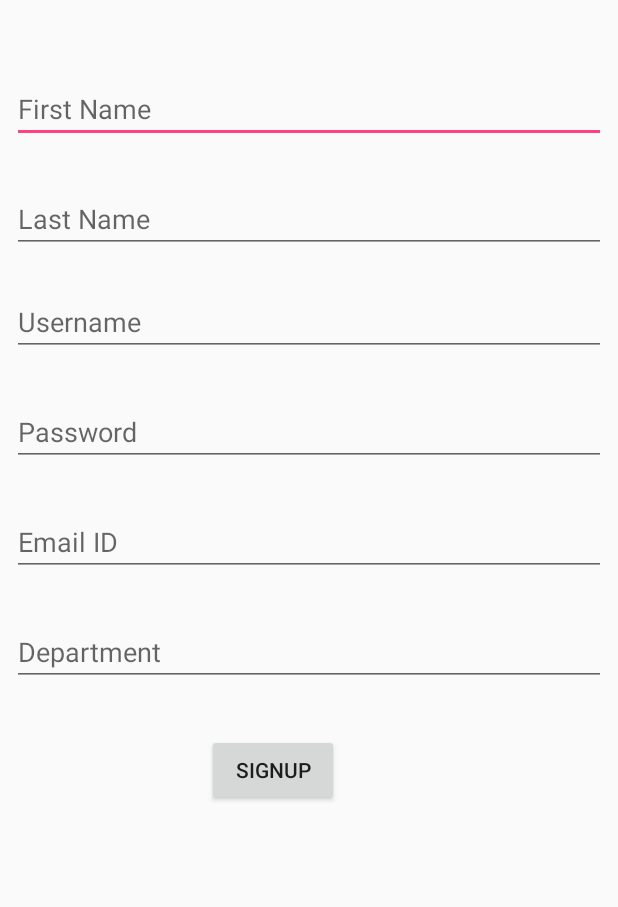
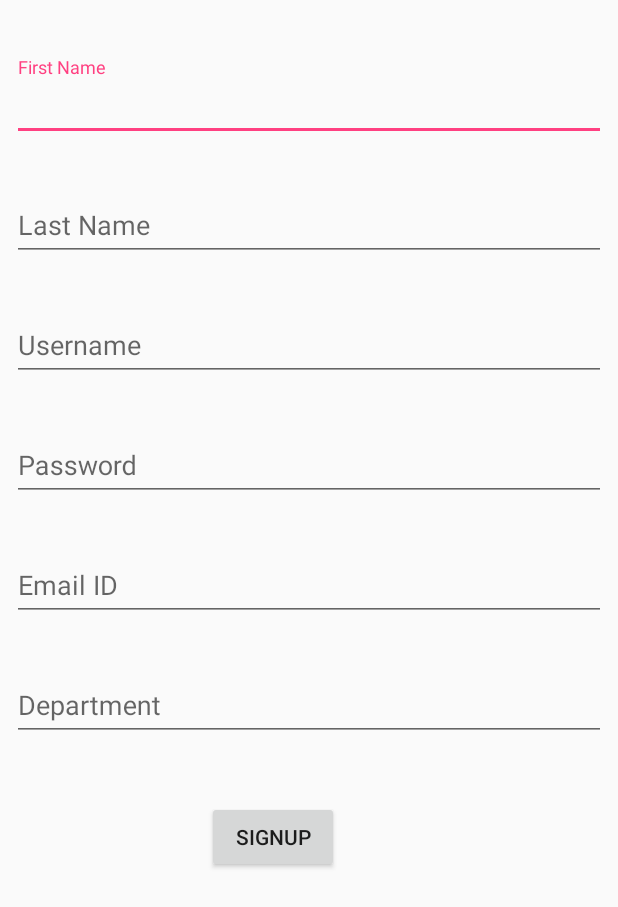
Before and after one commit to draconware/FileManagementSystem, an Android app: the signup screen opened directly, with no data from a screen before it, on a phone screen of 412 x 824 dp. Shown: the top 907 px of the screen. Run offline under Robolectric (Android 15) with nearby library versions, the phone set to English and light mode, and no system bars; our stand-ins replace Volley; network calls fail.

```diff
--- a/app/src/main/res/layout/activity_addresult.xml
+++ b/app/src/main/res/layout/activity_addresult.xml
@@ -19,6 +19,10 @@
         android:layout_alignBottom="@+id/textViewdepartment"
         android:layout_alignParentStart="true"
         android:text="Department :"
+
+
+
+
         android:textSize="25sp" />
 
     <TextView
--- a/app/src/main/res/layout/activity_signup.xml
+++ b/app/src/main/res/layout/activity_signup.xml
@@ -2,11 +2,13 @@
 <android.support.constraint.ConstraintLayout
     xmlns:android="http://schemas.android.com/apk/res/android"
     xmlns:tools="http://schemas.android.com/tools"
-
     android:layout_width="match_parent"
     android:layout_height="match_parent"
     tools:context=".signup">
-
+    <ScrollView xmlns:android="http://schemas.android.com/apk/res/android"
+        android:layout_width="fill_parent"
+        android:layout_height="fill_parent"
+        android:fitsSystemWindows="true">
     <LinearLayout
         android:orientation="vertical"
         android:layout_width="match_parent"
@@ -16,6 +18,11 @@
         android:layout_marginLeft="8dp"
         android:layout_marginRight="8dp">
 
+        <android.support.design.widget.TextInputLayout
+            android:layout_width="match_parent"
+            android:layout_height="wrap_content"
+            android:layout_marginTop="8dp"
+            android:layout_marginBottom="8dp">
         <EditText
             android:id="@+id/editTextfirstname"
             android:layout_width="match_parent"
@@ -24,7 +31,13 @@
             android:layout_marginTop="20dp"
             android:hint="First Name"
             android:inputType="textPersonName" />
+        </android.support.design.widget.TextInputLayout>
 
+        <android.support.design.widget.TextInputLayout
+            android:layout_width="match_parent"
+            android:layout_height="wrap_content"
+            android:layout_marginTop="8dp"
+            android:layout_marginBottom="8dp">
         <EditText
             android:id="@+id/editTextlastname"
             android:layout_width="match_parent"
@@ -33,7 +46,13 @@
             android:layout_marginTop="20dp"
             android:hint="Last Name"
             android:inputType="textPersonName" />
+        </android.support.design.widget.TextInputLayout>
 
+        <android.support.design.widget.TextInputLayout
+            android:layout_width="match_parent"
+            android:layout_height="wrap_content"
+            android:layout_marginTop="8dp"
+            android:layout_marginBottom="8dp">
         <EditText
             android:id="@+id/editTextusername"
             android:layout_width="match_parent"
@@ -42,7 +61,13 @@
             android:layout_marginTop="15dp"
             android:hint="Username"
             android:inputType="textEmailAddress" />
+        </android.support.design.widget.TextInputLayout>
 
+        <android.support.design.widget.TextInputLayout
+            android:layout_width="match_parent"
+            android:layout_height="wrap_content"
+            android:layout_marginTop="8dp"
+            android:layout_marginBottom="8dp">
         <EditText
             android:id="@+id/editTextpassword"
             android:layout_width="match_parent"
@@ -51,7 +76,13 @@
             android:layout_marginTop="20dp"
             android:hint="Password"
             android:inputType="textPassword" />
+        </android.support.design.widget.TextInputLayout>
 
+        <android.support.design.widget.TextInputLayout
+            android:layout_width="match_parent"
+            android:layout_height="wrap_content"
+            android:layout_marginTop="8dp"
+            android:layout_marginBottom="8dp">
         <EditText
             android:id="@+id/editTextemail"
             android:layout_width="match_parent"
@@ -60,7 +91,13 @@
             android:layout_marginTop="20dp"
             android:hint="Email ID"
             android:inputType="textEmailAddress" />
+        </android.support.design.widget.TextInputLayout>
 
+        <android.support.design.widget.TextInputLayout
+            android:layout_width="match_parent"
+            android:layout_height="wrap_content"
+            android:layout_marginTop="8dp"
+            android:layout_marginBottom="8dp">
         <EditText
             android:id="@+id/editTextdepartment"
             android:layout_width="match_parent"
@@ -69,6 +106,7 @@
             android:layout_marginTop="20dp"
             android:hint="Department"
             android:inputType="text" />
+        </android.support.design.widget.TextInputLayout>
 
         <android.support.v7.widget.AppCompatButton
             android:id="@+id/buttonSignup"
@@ -80,5 +118,6 @@
             android:text="SIGNUP"/>
 
     </LinearLayout>
+    </ScrollView>
 
 </android.support.constraint.ConstraintLayout>
--- a/app/src/main/res/layout/content_main_menu.xml
+++ b/app/src/main/res/layout/content_main_menu.xml
@@ -9,12 +9,14 @@
     tools:showIn="@layout/app_bar_main_menu">
 
     <Button
+
         android:id="@+id/buttonAddfile"
         android:layout_width="300dp"
         android:layout_height="wrap_content"
         android:layout_alignParentTop="true"
         android:layout_centerHorizontal="true"
         android:layout_marginTop="174dp"
+        android:drawableLeft="@drawable/ic_add"
         android:text="add file"
         android:onClick="addfile"/>
 
@@ -25,6 +27,7 @@
         android:layout_alignParentBottom="true"
         android:layout_centerHorizontal="true"
         android:layout_marginBottom="214dp"
+        android:drawableLeft="@drawable/ic_search"
         android:text="Search File"
         android:onClick="searchfile"/>
     <FrameLayout
--- a/app/src/main/res/layout/items.xml
+++ b/app/src/main/res/layout/items.xml
@@ -6,8 +6,7 @@
     android:layout_width="match_parent"
     android:layout_height="wrap_content"
     android:paddingTop="10dp"
-    android:paddingBottom="10dp"
-    >
+    android:paddingBottom="10dp" >
 
     <android.support.v7.widget.CardView
         android:layout_width="match_parent"
```
Also changed, not shown: app/src/main/res/layout/activity_addfiledetails.xml (+25 -1 lines), app/src/main/res/layout/content_main.xml (+14 -1 lines).
